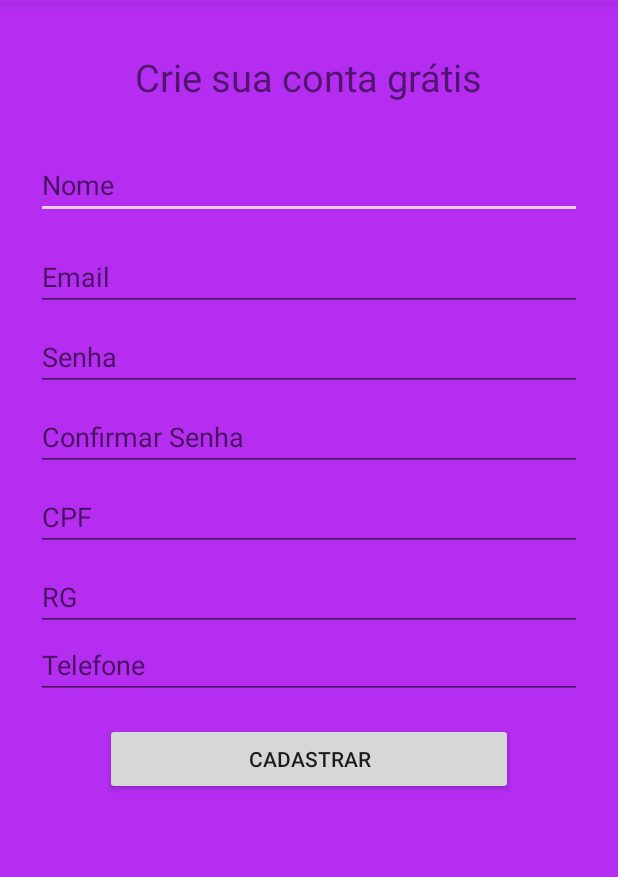
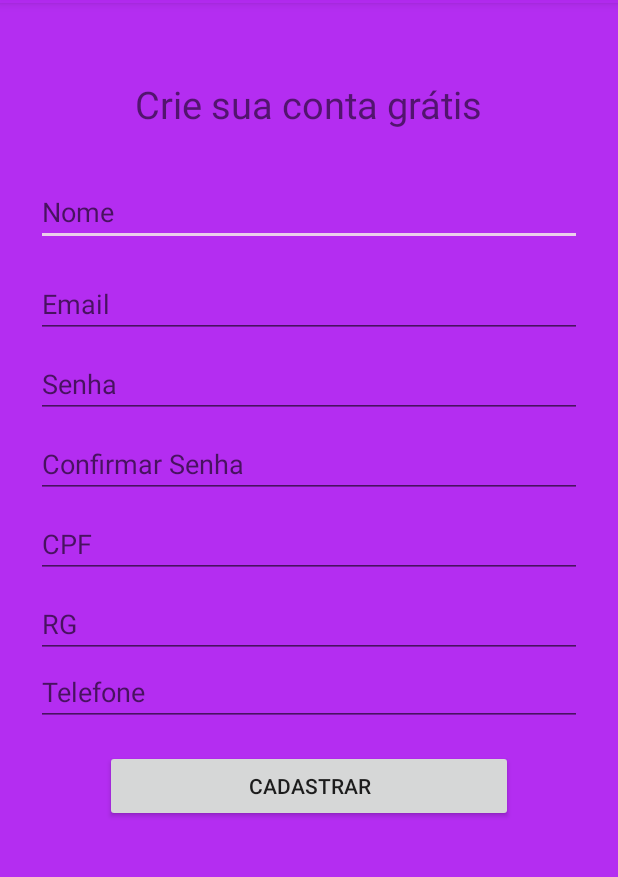
Before and after one commit to eraldoakosoft/LF, an Android app: the CadastroActivity screen opened directly, with no data from a screen before it, on a phone screen of 412 x 824 dp, the part 81-958 px from its top. Run offline under Robolectric (Android 15) with nearby library versions, the phone set to English and light mode, and no system bars; our stand-ins replace Firebase (no records; nobody signed in at launch, a user with empty details on screens opened directly).

Commit message:
Update activity_cadastro.xml
Alterei o 32dp para 50dp

```diff
--- a/app/src/main/res/layout/activity_cadastro.xml
+++ b/app/src/main/res/layout/activity_cadastro.xml
@@ -12,7 +12,7 @@
         android:id="@+id/textView"
         android:layout_width="wrap_content"
         android:layout_height="wrap_content"
-        android:layout_marginTop="32dp"
+        android:layout_marginTop="50dp"
         android:text="@string/criesuacontagratis"
         app:layout_constraintEnd_toEndOf="parent"
         app:layout_constraintStart_toStartOf="parent"
```
